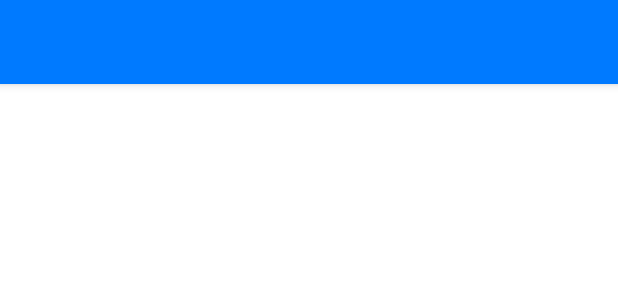
After one commit to NamS135176/vpreca, an Android app: the layout toolbar_title_only.xml on its own in the app's theme, with its tools: preview values and no code run, on a phone screen of 412 x 824 dp. The commit adds this screen. Shown: the top 300 px of the screen. Run offline under Robolectric (Android 15) with nearby library versions, the phone set to English and light mode, and no system bars.

Commit message:
change appbar layout as template

```diff
--- /dev/null
+++ b/app/src/main/res/layout/toolbar_title_only.xml
@@ -0,0 +1,32 @@
+<?xml version="1.0" encoding="utf-8"?>
+<layout xmlns:android="http://schemas.android.com/apk/res/android">
+
+    <data>
+
+        <variable
+            name="title"
+            type="java.lang.String" />
+    </data>
+
+    <com.google.android.material.appbar.AppBarLayout
+        android:id="@+id/appbar_policy"
+        android:layout_width="match_parent"
+        android:layout_height="wrap_content">
+
+        <LinearLayout
+            android:layout_width="match_parent"
+            android:layout_height="wrap_content"
+            android:gravity="center"
+            android:minHeight="?attr/actionBarSize"
+            android:orientation="horizontal"
+            android:paddingLeft="8dp"
+            android:paddingRight="8dp">
+
+            <androidx.appcompat.widget.AppCompatTextView
+                style="@style/Widget.Theme.VPreca.ActionBar.Title"
+                android:layout_width="match_parent"
+                android:layout_height="wrap_content"
+                android:text="@{title}" />
+        </LinearLayout>
+    </com.google.android.material.appbar.AppBarLayout>
+</layout>
--- a/app/src/main/res/values/styles.xml
+++ b/app/src/main/res/values/styles.xml
@@ -1,5 +1,5 @@
 <?xml version="1.0" encoding="utf-8"?>
-<resources>
+<resources xmlns:tools="http://schemas.android.com/tools">
 
     <style name="Widget.App.Button.IconOnly" parent="Widget.MaterialComponents.Button">
         <item name="iconPadding">0dp</item>
@@ -49,4 +49,13 @@
         <item name="android:background">@color/black_overlay</item>
         <item name="android:buttonBarStyle">?android:attr/buttonBarStyle</item>
     </style>
+
+    <style name="Widget.Theme.VPreca.ActionBar.Title" parent="TextAppearance.AppCompat">
+        <item name="android:gravity">center_horizontal</item>
+        <item name="android:textColor">@color/white</item>
+        <item name="android:textSize">18sp</item>
+        <item name="android:textFontWeight" tools:targetApi="p">
+            @android:integer/status_bar_notification_info_maxnum
+        </item>
+    </style>
 </resources>
--- a/app/src/main/res/values/themes.xml
+++ b/app/src/main/res/values/themes.xml
@@ -12,9 +12,8 @@
         <!-- Status bar color. -->
         <item name="android:statusBarColor" tools:targetApi="l">?attr/colorPrimaryVariant</item>
         <!-- Customize your theme here. -->
-        <item name="android:fontFamily">@font/hiragino_sans_gb_w3</item>
-        <item name="fontFamily">@font/hiragino_sans_gb_w3
-        </item> <!-- target android sdk versions < 26 and > 14 if theme other than AppCompat -->
+        <item name="android:fontFamily">@font/hiragino_sans_w3</item>
+        <item name="fontFamily">@font/hiragino_sans_w3</item>
         <item name="android:textColor">#353535</item>
     </style>
 
```
Also changed, not shown: app/build.gradle (+8 -0 lines), app/src/main/res/layout/term_of_use_fragment.xml (+32 -47 lines), 3 other files.
